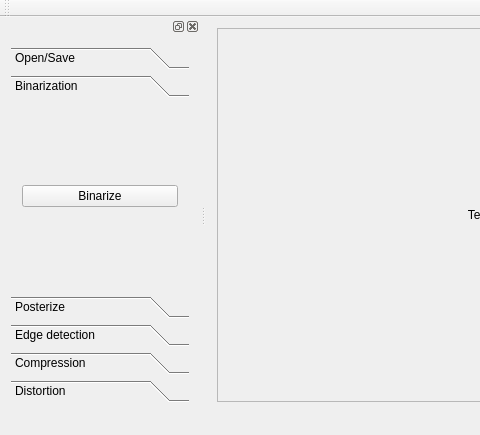
The window that qt/ImageProcessing/mainwindow.ui (MATF-RS19/RS029-image-processing) describes before a commit, drawn with Qt 5; both pictures show x 0 to 480 and y 0 to 435 of the 781 by 435 pixel window.
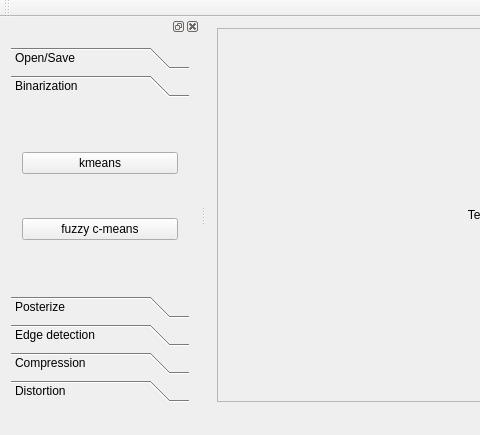
The same window after the commit. The open tabs and pages were chosen to show the change. Custom widgets are drawn as their Qt base class.

Commit message: binarization using kmeans added in qt

What changed in the file:
```diff
--- a/qt/ImageProcessing/mainwindow.ui
+++ b/qt/ImageProcessing/mainwindow.ui
@@ -154,8 +154,8 @@
          <rect>
           <x>0</x>
           <y>0</y>
-          <width>182</width>
-          <height>68</height>
+          <width>168</width>
+          <height>78</height>
          </rect>
         </property>
         <attribute name="label">
@@ -165,7 +165,14 @@
          <item>
           <widget class="QPushButton" name="binarizeButton">
            <property name="text">
-            <string>Binarize</string>
+            <string>kmeans</string>
+           </property>
+          </widget>
+         </item>
+         <item>
+          <widget class="QPushButton" name="binarizeFcmButton">
+           <property name="text">
+            <string>fuzzy c-means</string>
            </property>
           </widget>
          </item>
```
Left out of the diff: 10 changed lines with no effect on the pictures. The commit also changes 10 other files.
